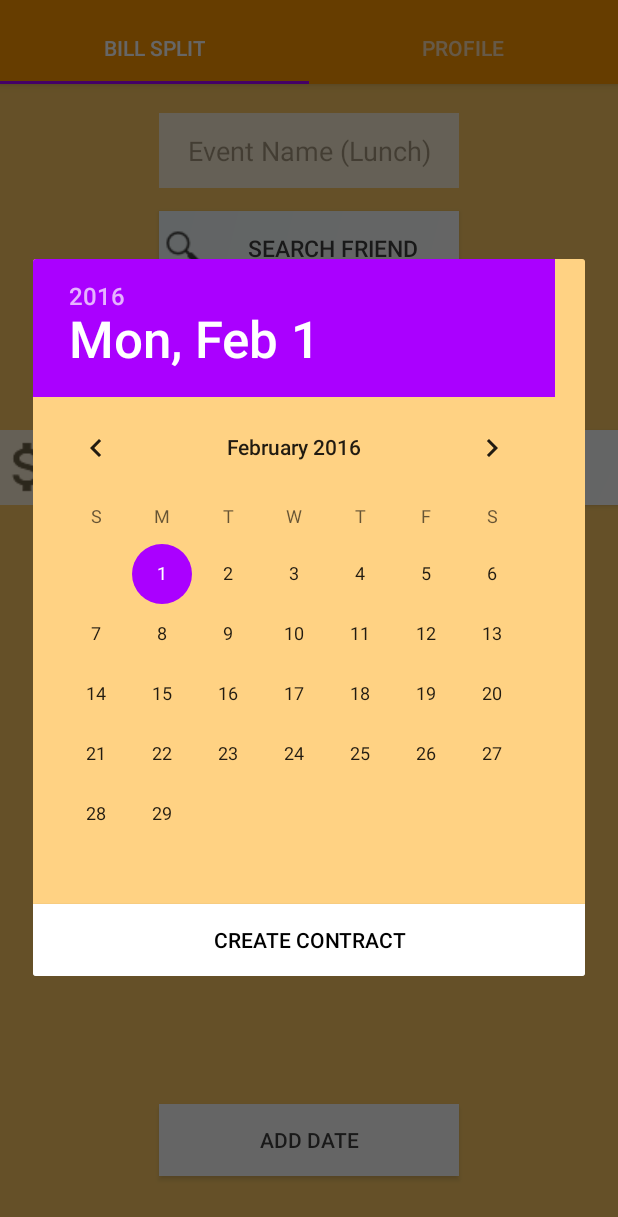
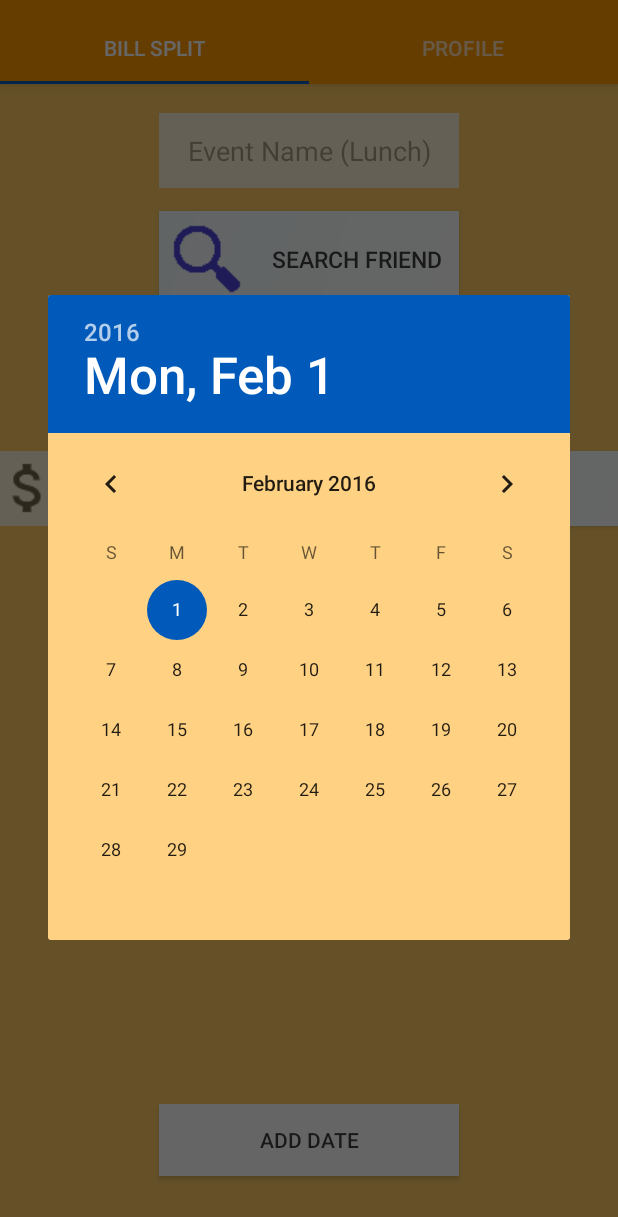
Before and after one commit to Samruddhijoshi/BayarChain, an Android app: the Tab1 screen opened directly, with no data from a screen before it, after a tap on "ADD DATE", on a phone screen of 412 x 824 dp. Shown: the top 1217 px of the screen. Run offline under Robolectric (Android 15) with nearby library versions, the phone set to English and light mode, and no system bars; our stand-ins replace Volley.

Commit message:
New Create Contract screen - linking with server pending. Verification test pending. Added multiple user support. still needs work though. Contract creation will work with one user for now Mulitple UI enhancements

```diff
--- a/app/src/main/java/Adapters/CustomListAdapter2.java
+++ b/app/src/main/java/Adapters/CustomListAdapter2.java
@@ -59,7 +59,7 @@ public class CustomListAdapter2 extends BaseAdapter {
             inflater = (LayoutInflater) activity
                     .getSystemService(Context.LAYOUT_INFLATER_SERVICE);
         if (convertView == null)
-            convertView = inflater.inflate(R.layout.contract_display, null);
+            convertView = inflater.inflate(R.layout.contract_list_display, null);
         Contract object = schoolList.get(position);
 
         TextView Created_with = (TextView) convertView.findViewById(R.id.contractID);
--- a/app/src/main/java/Fragments/Tab1.java
+++ b/app/src/main/java/Fragments/Tab1.java
@@ -157,14 +157,14 @@ public class Tab1 extends Fragment{
 					}
 				});
 				Log.d("Updated Date", date);
-				Button finalize_contract = (Button)book.findViewById(R.id.finalize);
-				finalize_contract.setOnClickListener(new OnClickListener() {
-					@Override
-					public void onClick(View view) {
-						CreateContractMethod();
-						book.dismiss();
-					}
-				});
+//				Button finalize_contract = (Button)book.findViewById(R.id.finalize);
+//				finalize_contract.setOnClickListener(new OnClickListener() {
+//					@Override
+//					public void onClick(View view) {
+//						CreateContractMethod();
+//						book.dismiss();
+//					}
+//				});
 				book.show();
 			}
 
--- a/app/src/main/res/layout/date.xml
+++ b/app/src/main/res/layout/date.xml
@@ -1,20 +1,15 @@
 <?xml version="1.0" encoding="utf-8"?>
 <LinearLayout xmlns:android="http://schemas.android.com/apk/res/android"
-    android:orientation="vertical" android:layout_width="match_parent"
-    android:layout_height="match_parent">
+    android:orientation="vertical"
+    android:layout_width="match_parent"
+    android:layout_height="match_parent"
+   >
 
     <DatePicker
-        android:layout_width="368dp"
+        android:layout_width="match_parent"
         android:layout_height="wrap_content"
         android:id="@+id/datePicker"
         android:layout_gravity="center_horizontal"
         android:background="#b2ffbf4e" />
 
-    <Button
-        android:layout_width="match_parent"
-        android:layout_height="wrap_content"
-        android:text="Create Contract"
-        android:id="@+id/finalize"
-        android:textColor="@android:color/black"
-        android:background="@drawable/oval_background" />
 </LinearLayout>
--- a/app/src/main/res/values/colors.xml
+++ b/app/src/main/res/values/colors.xml
@@ -2,5 +2,5 @@
 <resources>
     <color name="colorPrimary">#ff9800</color>
     <color name="colorPrimaryDark">#f57c00</color>
-    <color name="colorAccent">#aa00ff</color>
+    <color name="colorAccent">#015ab9</color>
 </resources>
--- a/app/src/main/res/values/styles.xml
+++ b/app/src/main/res/values/styles.xml
@@ -6,6 +6,7 @@
         <item name="colorPrimary">@color/colorPrimary</item>
         <item name="colorPrimaryDark">@color/colorPrimaryDark</item>
         <item name="colorAccent">@color/colorAccent</item>
+        <item name="android:windowActionBarOverlay">true</item>
     </style>
 
     <style name="AppTheme.NoActionBar">
```
Also changed, not shown: app/src/main/AndroidManifest.xml (+13 -1 lines), app/src/main/res/layout/dialog_list_view.xml (+6 -5 lines), app/src/main/res/layout/user_list_display.xml (+28 -18 lines), app/src/main/res/drawable/ic_action_search.png.
